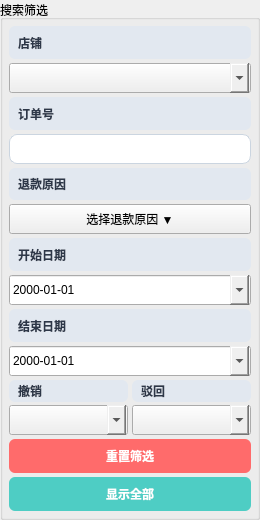
Above: search_panel.ui from 244727418/shouhou before the change. Below: the same form after it.
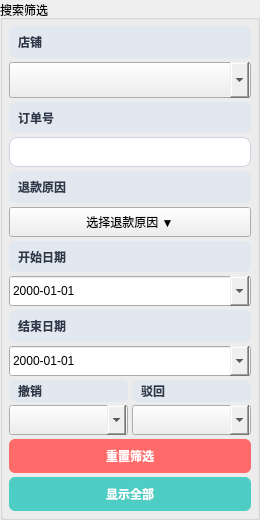
That is the form after the change.

What changed in the file:
```diff
--- a/search_panel.ui
+++ b/search_panel.ui
@@ -50,11 +50,11 @@
      <property name="minimumSize">
       <size>
        <width>0</width>
-       <height>30</height>
+        <height>36</height>
       </size>
      </property>
      <property name="styleSheet">
-      <string notr="true">padding: 6px 10px; border: 1px solid #CBD5E0; border-radius: 8px; background-color: #ffffff; font-size: 12px; color: #2D3748; QComboBox::drop-down { border: none; } QComboBox::down-arrow { image: none; border-left: 4px solid transparent; border-right: 4px solid transparent; border-top: 6px solid #718096; width: 0; height: 0; } QComboBox::down-arrow:on { border-top: 6px solid #4A5568; }</string>
+      <string notr="true">padding: 7px 12px; border: 1px solid #CBD5E0; border-radius: 8px; background-color: #ffffff; font-size: 14px; color: #2D3748; QComboBox::drop-down { border: none; width: 26px; } QComboBox::down-arrow { image: none; border-left: 5px solid transparent; border-right: 5px solid transparent; border-top: 7px solid #718096; width: 0; height: 0; } QComboBox::down-arrow:on { border-top: 7px solid #4A5568; }</string>
      </property>
     </widget>
    </item>
```
Lines whose indentation alone changed are shown as unchanged.
